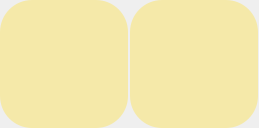
The window that floatingsetting.ui (GitHubAccount-Jason/Wb) describes before a commit, drawn with Qt 5.
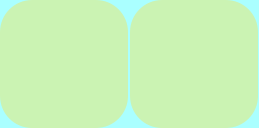
The same window after the commit. Icons and pictures are not drawn.

What changed in the file:
```diff
--- a/floatingsetting.ui
+++ b/floatingsetting.ui
@@ -25,6 +25,9 @@
   <property name="windowTitle">
    <string>Form</string>
   </property>
+  <property name="styleSheet">
+   <string notr="true">background-color: rgb(170, 255, 255);</string>
+  </property>
   <widget class="QPushButton" name="pbPen">
    <property name="geometry">
     <rect>
```
